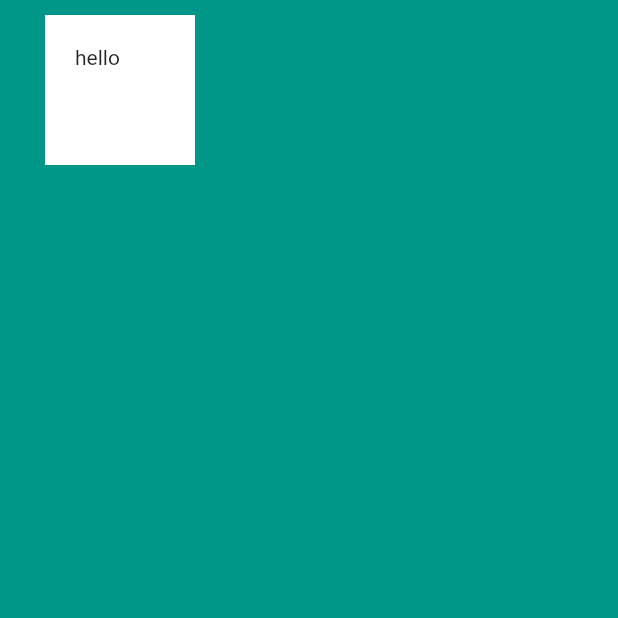
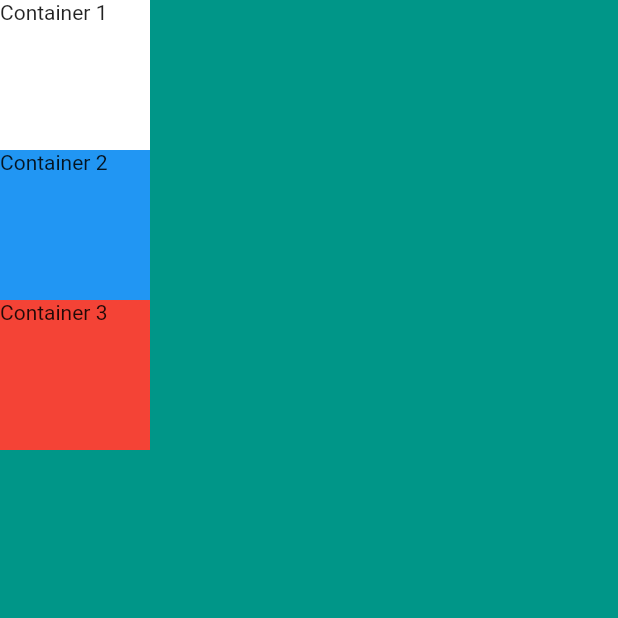
Before and after one commit to sebastienBellon/miCard, a Flutter app: the screen it shows after launch, on a phone screen of 412 x 824 dp, the top half of it. Run offline on Flutter 3.47's test engine with Material 2 defaults, Android fonts, the phone set to English and light mode, and no system bars.

Commit message:
✨ introduced the notion of column for vertical stacking

```diff
--- a/lib/main.dart
+++ b/lib/main.dart
@@ -15,15 +15,26 @@ class MyApp extends StatelessWidget {
       home: Scaffold(
         backgroundColor: Colors.teal,
         body: SafeArea(
-          child: Container(
+            child: Column(children: <Widget>[
+          Container(
             height: 100,
             width: 100,
-            margin: const EdgeInsets.fromLTRB(30, 10, 50, 20),
-            padding: EdgeInsets.all(20),
             color: Colors.white,
-            child: const Text("hello"),
+            child: const Text("Container 1"),
           ),
-        ),
+          Container(
+            height: 100,
+            width: 100,
+            color: Colors.blue,
+            child: const Text("Container 2"),
+          ),
+          Container(
+            height: 100,
+            width: 100,
+            color: Colors.red,
+            child: const Text("Container 3"),
+          ),
+        ])),
       ),
     );
   }
```
